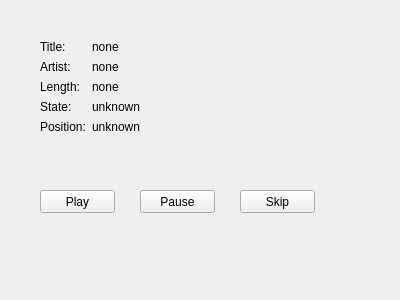
hyperquantum/PMP, file gui-remote/mainwidget.ui: the form before one commit.
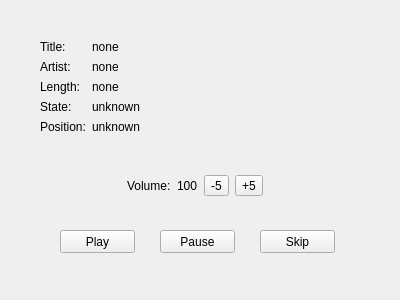
The form after the commit.

Commit message: the GUI remote now displays the volume and can now change volume with two buttons: '-5' and '+5'

```diff
--- a/gui-remote/mainwidget.ui
+++ b/gui-remote/mainwidget.ui
@@ -16,8 +16,8 @@
   <widget class="QPushButton" name="playButton">
    <property name="geometry">
     <rect>
-     <x>40</x>
-     <y>190</y>
+     <x>60</x>
+     <y>230</y>
      <width>75</width>
      <height>23</height>
     </rect>
@@ -29,8 +29,8 @@
   <widget class="QPushButton" name="pauseButton">
    <property name="geometry">
     <rect>
-     <x>140</x>
-     <y>190</y>
+     <x>160</x>
+     <y>230</y>
      <width>75</width>
      <height>23</height>
     </rect>
@@ -42,8 +42,8 @@
   <widget class="QPushButton" name="skipButton">
    <property name="geometry">
     <rect>
-     <x>240</x>
-     <y>190</y>
+     <x>260</x>
+     <y>230</y>
      <width>75</width>
      <height>23</height>
     </rect>
@@ -134,6 +134,78 @@
     </item>
    </layout>
   </widget>
+  <widget class="QWidget" name="horizontalLayoutWidget">
+   <property name="geometry">
+    <rect>
+     <x>39</x>
+     <y>170</y>
+     <width>311</width>
+     <height>31</height>
+    </rect>
+   </property>
+   <layout class="QHBoxLayout" name="horizontalLayout">
+    <item>
+     <spacer name="horizontalSpacer">
+      <property name="orientation">
+       <enum>Qt::Horizontal</enum>
+      </property>
+      <property name="sizeHint" stdset="0">
+       <size>
+        <width>40</width>
+        <height>20</height>
+       </size>
+      </property>
+     </spacer>
+    </item>
+    <item>
+     <widget class="QLabel" name="volumeLabel">
+      <property name="text">
+       <string>Volume:</string>
+      </property>
+     </widget>
+    </item>
+    <item>
+     <widget class="QLabel" name="volumeValueLabel">
+      <property name="text">
+       <string>100</string>
+      </property>
+     </widget>
+    </item>
+    <item>
+     <widget class="QToolButton" name="volumeDecreaseButton">
+      <property name="maximumSize">
+       <size>
+        <width>75</width>
+        <height>16777215</height>
+       </size>
+      </property>
+      <property name="text">
+       <string>-5</string>
+      </property>
+     </widget>
+    </item>
+    <item>
+     <widget class="QToolButton" name="volumeIncreaseButton">
+      <property name="text">
+       <string>+5</string>
+      </property>
+     </widget>
+    </item>
+    <item>
+     <spacer name="horizontalSpacer_2">
+      <property name="orientation">
+       <enum>Qt::Horizontal</enum>
+      </property>
+      <property name="sizeHint" stdset="0">
+       <size>
+        <width>40</width>
+        <height>20</height>
+       </size>
+      </property>
+     </spacer>
+    </item>
+   </layout>
+  </widget>
  </widget>
  <resources/>
  <connections/>
```
The commit also changes 4 other files.
